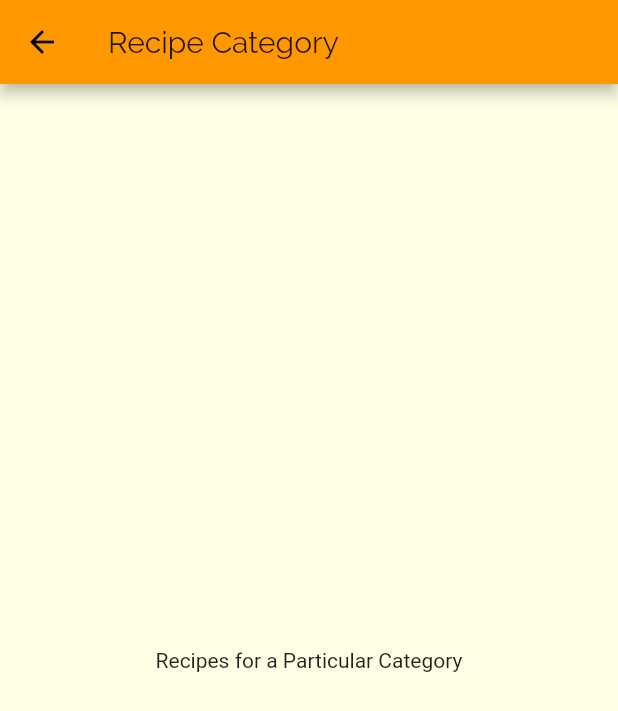
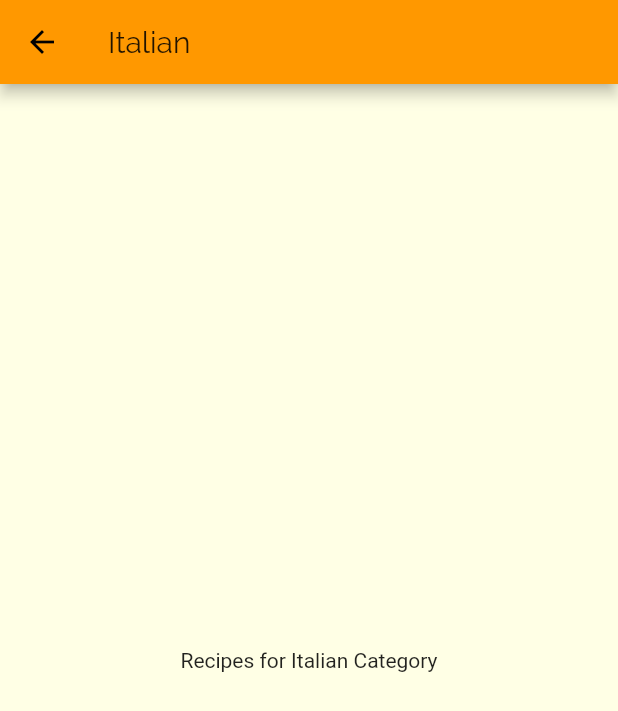
Before and after one commit to dipinkp1993/FoodZoned, a Flutter app: the screen it shows after launch, after a tap on "Italian", on a phone screen of 412 x 824 dp. Shown: the top 711 px of the screen. Run offline on Flutter 3.47's test engine with Material 2 defaults, Android fonts, the phone set to English and light mode, and no system bars.

Commit message:
passed id,title to another page,no named routes yet

```diff
--- a/lib/categories_page.dart
+++ b/lib/categories_page.dart
@@ -18,7 +18,11 @@ class CategoriesPage extends StatelessWidget {
       body: GridView(
         padding: const EdgeInsets.all(25),
         children: DUMMY_CATEGORIES
-            .map((catItem) => CategoryItem(catItem.title, catItem.color))
+            .map((catItem) => CategoryItem(
+                  catItem.id,
+                  catItem.title,
+                  catItem.color,
+                ))
             .toList(),
         gridDelegate: SliverGridDelegateWithMaxCrossAxisExtent(
           maxCrossAxisExtent: 200,
--- a/lib/category_item.dart
+++ b/lib/category_item.dart
@@ -2,14 +2,15 @@ import 'package:flutter/material.dart';
 import './category_recipe_page.dart';
 
 class CategoryItem extends StatelessWidget {
+  final String id;
   final String title;
   final Color color;
-  CategoryItem(this.title, this.color);
+  CategoryItem(this.id, this.title, this.color);
 
   void selectCategory(BuildContext ctx) {
     Navigator.of(ctx).push(
       MaterialPageRoute(builder: (_) {
-        return CategoryRecipePage();
+        return CategoryRecipePage(id, title);
       }),
     );
   }
--- a/lib/category_recipe_page.dart
+++ b/lib/category_recipe_page.dart
@@ -1,14 +1,17 @@
 import 'package:flutter/material.dart';
 
 class CategoryRecipePage extends StatelessWidget {
+  final String catId;
+  final String catTitle;
+  CategoryRecipePage(this.catId, this.catTitle);
   @override
   Widget build(BuildContext context) {
     return Scaffold(
       appBar: AppBar(
-        title: Text("Recipe Category"),
+        title: Text(catTitle),
       ),
       body: Center(
-        child: Text("Recipes for a Particular Category"),
+        child: Text("Recipes for $catTitle Category"),
       ),
     );
   }
```
